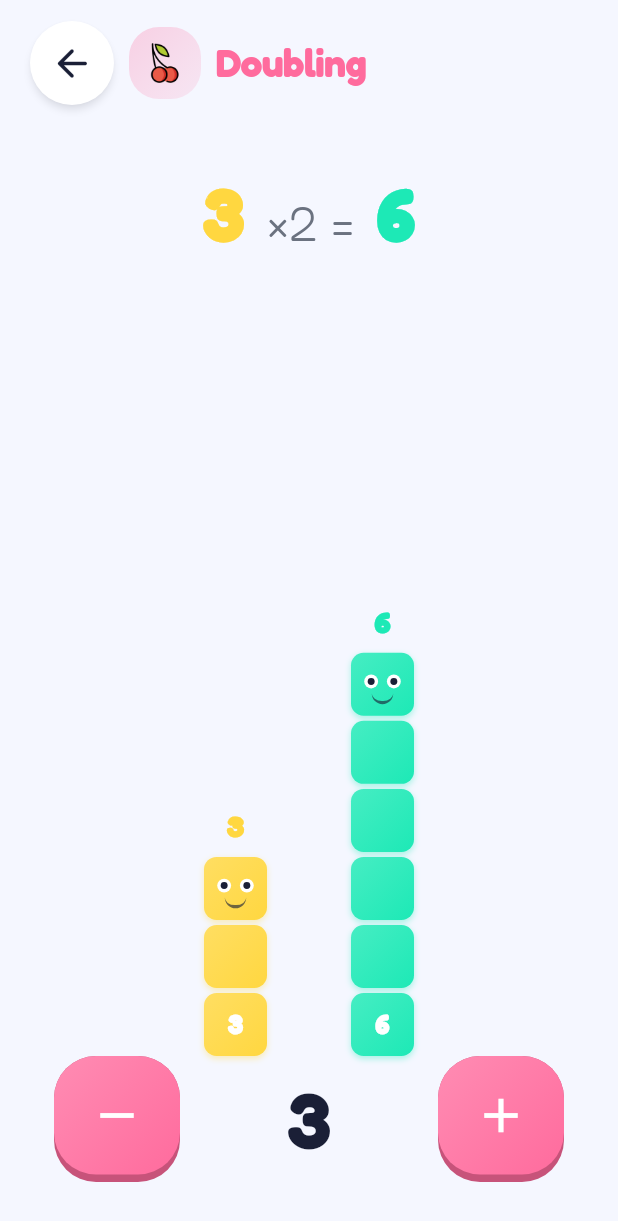
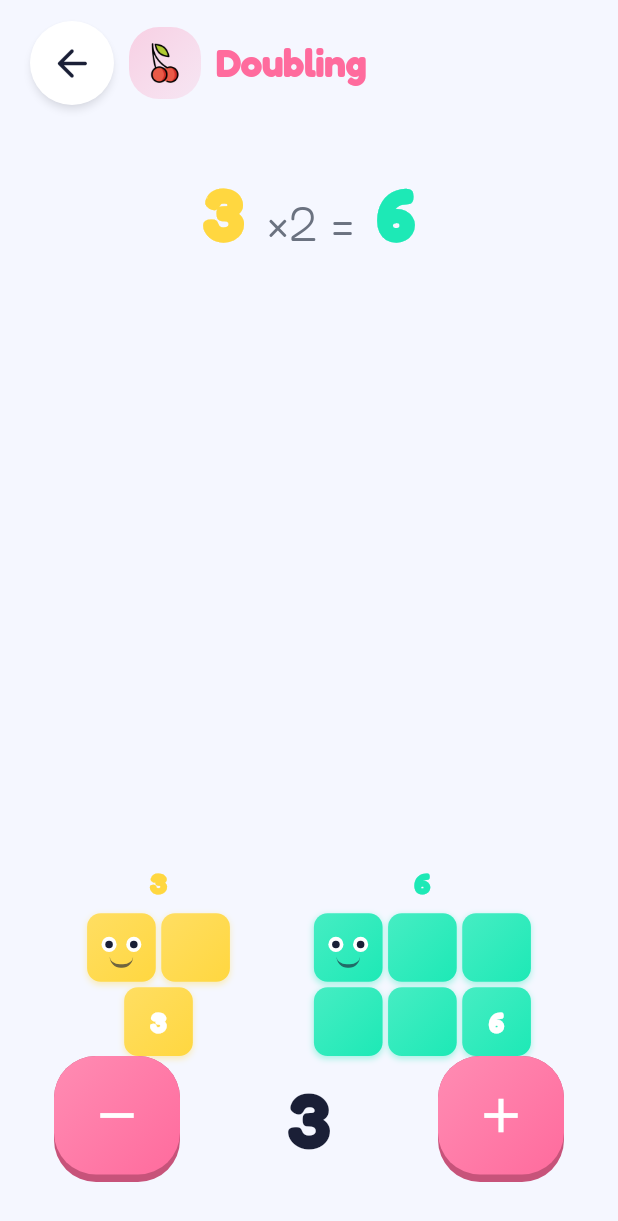
Before and after one commit to Panbaron1/Numberlandia, a Flutter app: the DoublingScreen screen opened directly, on a phone screen of 412 x 824 dp. Shown: the top 1221 px of the screen. Run offline on Flutter 3.47's test engine with Material 3 defaults, Android fonts, the phone set to English and light mode, and no system bars; our stand-ins replace audioplayers, shared_preferences; accounts and stored records are empty.

Commit message:
NumBlock: square-pack units instead of linear towers
Number characters now build as compact, near-square blocks like real
number characters: 4 = 2×2, 9 = 3×3, 6 = 2×3, 8 = 2×4. Composites form
clean rectangles (largest divisor ≤ √n); primes form a balanced ragged grid
(5 = 3+2, 7 = 3+3+1) with partial rows centred. Face on the top-left unit,
count on the bottom-right unit. Supports n ≤ 100, badge above.

Doubling: unit sizing now derives from the block's row/column count (was the
old linear height), so towers scale correctly and bigger.

flutter analyze clean; verified on BlueStacks (3→2+1, 6→2×3 rendered).

Co-Authored-By: Claude Opus 4.8 <noreply@anthropic.com>

```diff
--- a/lib/screens/doubling/doubling_screen.dart
+++ b/lib/screens/doubling/doubling_screen.dart
@@ -1,3 +1,4 @@
+import 'dart:math' as math;
 import 'package:flutter/material.dart';
 import '../../services/audio_service.dart';
 import '../../services/haptics_service.dart';
@@ -123,11 +124,15 @@ class _TowerView extends StatelessWidget {
     final c1 = NColors.numBlockColor(n);
     final c2 = NColors.numBlockColor(d);
 
-    // Dynamic unit size: fit both towers in available space
-    final screenH = MediaQuery.of(context).size.height;
-    final availH = screenH * 0.35;
-    // The doubled tower has d units. Unit = availH / d clamped nicely.
-    final unit = (availH / d).clamp(20.0, 42.0);
+    // Dynamic unit size: fit both square-packed blocks in the available space.
+    // Height is driven by the number of rows in the (taller) doubled block,
+    // and width by its widest row — clamp to whichever is tighter.
+    final size = MediaQuery.of(context).size;
+    final rows = NumBlock.rowsFor(d).length;
+    final cols = NumBlock.rowsFor(d).first;
+    final byHeight = (size.height * 0.42) / (rows + 0.6);
+    final byWidth = (size.width * 0.40) / (cols + 0.6);
+    final unit = math.min(byHeight, byWidth).clamp(20.0, 54.0).toDouble();
 
     return Row(
       mainAxisAlignment: MainAxisAlignment.center,
--- a/lib/widgets/num_block.dart
+++ b/lib/widgets/num_block.dart
@@ -1,19 +1,23 @@
+import 'dart:math' as math;
 import 'package:flutter/material.dart';
 import '../theme.dart';
 
-/// An original "number character" — a tower of N coloured unit squares
-/// with a friendly face on the top block (eyes + smile).
+/// An original "number character" — N unit squares packed into a compact,
+/// near-square block (like real number characters: 4 = 2×2, 9 = 3×3,
+/// 6 = 2×3, 8 = 2×4). Composite numbers form clean rectangles; primes form
+/// a balanced ragged grid (5 = 3+2, 7 = 3+3+1). The top-left unit wears a
+/// friendly face; the bottom-right unit shows the count.
 ///
 /// Each number 0–10 has its own pastel colour (see NColors.numBlock).
-/// Numbers 11–20 tile into two columns; > 20 shows a compact badge.
-/// Negative numbers show the character of abs(n) with a "−" badge.
+/// Zero is a hollow ring with a face. Negatives show abs(n) with a "−" badge.
+/// Values above 100 fall back to a compact numbered badge.
 ///
 /// Original design — not affiliated with or derived from any existing IP.
 class NumBlock extends StatelessWidget {
   final int value;
-  final double unit;     // size of one square, default 26
+  final double unit;     // size of one square
   final bool showSign;   // show "−" label for negatives
-  final bool face;       // draw eyes + smile on the top block
+  final bool face;       // draw a face on the top-left block
 
   const NumBlock({
     super.key,
@@ -23,21 +27,42 @@ class NumBlock extends StatelessWidget {
     this.face = true,
   });
 
+  /// Row lengths (top → bottom) that pack [n] into a near-square block.
+  static List<int> rowsFor(int n) {
+    if (n <= 1) return [n];
+    // Largest divisor <= sqrt(n) → clean rectangle for composites.
+    final root = math.sqrt(n).floor();
+    for (int d = root; d >= 2; d--) {
+      if (n % d == 0) {
+        final cols = n ~/ d;
+        return List.filled(d, cols); // d rows of `cols`
+      }
+    }
+    // Prime (or n with no small divisor): balanced ragged grid.
+    final cols = math.sqrt(n).ceil();
+    final out = <int>[];
+    int rem = n;
+    while (rem > 0) {
+      final len = rem >= cols ? cols : rem;
+      out.add(len);
+      rem -= len;
+    }
+    return out;
+  }
+
   @override
   Widget build(BuildContext context) {
     final abs = value.abs();
     final color = NColors.numBlockColor(abs);
     final isNeg = value < 0;
 
-    Widget tower;
+    Widget block;
     if (abs == 0) {
-      tower = _ZeroBlock(unit: unit, color: color, face: face);
-    } else if (abs <= 10) {
-      tower = _singleColumn(abs, color, faceOnTop: face);
-    } else if (abs <= 20) {
-      tower = _doubleColumn(abs, color);
+      block = _ZeroBlock(unit: unit, color: color, face: face);
+    } else if (abs <= 100) {
+      block = _grid(abs, color);
     } else {
-      tower = _badge(abs, color);
+      block = _badge(abs, color);
     }
 
     if (isNeg && showSign) {
@@ -50,51 +75,58 @@ class NumBlock extends StatelessWidget {
               color: color.withAlpha(40),
               borderRadius: BorderRadius.circular(6),
             ),
-            child: Text(
-              '−',
+            child: Text('−',
                 style: TextStyle(
                     fontSize: unit * 0.55,
                     fontWeight: FontWeight.w900,
                     color: color,
-                height: 1,
-              ),
-            ),
+                    height: 1)),
           ),
           const SizedBox(height: 3),
-          tower,
+          block,
         ],
       );
     }
-    return tower;
+    return block;
   }
 
-  Widget _singleColumn(int n, Color color, {required bool faceOnTop}) {
+  Widget _grid(int n, Color color) {
+    final rows = rowsFor(n);
+    final gap = unit * 0.08;
+    final maxCols = rows.reduce(math.max);
+    final fullWidth = maxCols * unit + (maxCols - 1) * gap;
+    // Index of the last cell (bottom-right) for the count label.
+    final lastRow = rows.length - 1;
+    final lastCol = rows[lastRow] - 1;
+
     return Column(
       mainAxisSize: MainAxisSize.min,
       children: [
-        for (int i = 0; i < n; i++) ...[
-          if (i > 0) SizedBox(height: unit * 0.08),
+        for (int r = 0; r < rows.length; r++) ...[
+          if (r > 0) SizedBox(height: gap),
+          // Centre partial rows under the full-width rows.
+          SizedBox(
+            width: fullWidth,
+            child: Row(
+              mainAxisAlignment: MainAxisAlignment.center,
+              children: [
+                for (int c = 0; c < rows[r]; c++) ...[
+                  if (c > 0) SizedBox(width: gap),
                   _Square(
                     size: unit,
                     color: color,
-            // top block (i == 0) carries the face; bottom carries the count
-            face: faceOnTop && i == 0,
-            label: i == n - 1 ? '$n' : null,
+                    face: face && r == 0 && c == 0,
+                    // Count on the bottom-right block (unless it's the face
+                    // block, e.g. n == 1).
+                    label: (r == lastRow && c == lastCol && !(r == 0 && c == 0))
+                        ? '$n'
+                        : null,
                   ),
                 ],
               ],
-    );
-  }
-
-  Widget _doubleColumn(int n, Color color) {
-    final right = n - 10;
-    return Row(
-      mainAxisSize: MainAxisSize.min,
-      crossAxisAlignment: CrossAxisAlignment.end,
-      children: [
-        _singleColumn(10, color, faceOnTop: face),
-        SizedBox(width: unit * 0.1),
-        _singleColumn(right, color, faceOnTop: false),
+            ),
+          ),
+        ],
       ],
     );
   }
@@ -107,14 +139,11 @@ class NumBlock extends StatelessWidget {
         borderRadius: BorderRadius.circular(Radii.sm),
         border: Border.all(color: color, width: 2),
       ),
-      child: Text(
-        '$n',
+      child: Text('$n',
           style: TextStyle(
               fontSize: unit * 0.65,
               fontWeight: FontWeight.w900,
-          color: color,
-        ),
-      ),
+              color: color)),
     );
   }
 }
@@ -124,8 +153,8 @@ class NumBlock extends StatelessWidget {
 class _Square extends StatelessWidget {
   final double size;
   final Color color;
-  final String? label; // count, shown in the bottom square
-  final bool face;     // eyes + smile, shown on the top square
+  final String? label; // count, shown on the bottom-right square
+  final bool face;     // eyes + smile, shown on the top-left square
 
   const _Square({
     required this.size,
@@ -143,10 +172,7 @@ class _Square extends StatelessWidget {
         gradient: LinearGradient(
           begin: Alignment.topLeft,
           end: Alignment.bottomRight,
-          colors: [
-            Color.lerp(color, Colors.white, 0.18)!,
-            color,
-          ],
+          colors: [Color.lerp(color, Colors.white, 0.18)!, color],
         ),
         borderRadius: BorderRadius.circular(size * 0.2),
         boxShadow: [
@@ -161,16 +187,12 @@ class _Square extends StatelessWidget {
           ? _Face(size: size)
           : (label != null
               ? Center(
-                  child: Text(
-                    label!,
+                  child: Text(label!,
                       style: TextStyle(
                           fontSize: size * 0.42,
                           fontWeight: FontWeight.w900,
                           color: Colors.white,
-                      height: 1,
-                    ),
-                  ),
-                )
+                          height: 1)))
               : null),
     );
   }
@@ -186,7 +208,7 @@ class _Face extends StatelessWidget {
     final eye = size * 0.22;
     final pupil = eye * 0.5;
     return Padding(
-      padding: EdgeInsets.only(top: size * 0.16),
+      padding: EdgeInsets.only(top: size * 0.14),
       child: Column(
         mainAxisAlignment: MainAxisAlignment.center,
         children: [
@@ -198,21 +220,17 @@ class _Face extends StatelessWidget {
               _Eye(eye: eye, pupil: pupil),
             ],
           ),
-          SizedBox(height: size * 0.08),
-          // Smile
+          SizedBox(height: size * 0.07),
           Container(
             width: size * 0.34,
-            height: size * 0.17,
+            height: size * 0.16,
             decoration: BoxDecoration(
               border: Border(
                 bottom: BorderSide(
-                  color: NColors.ink.withAlpha(160),
-                  width: size * 0.05,
+                    color: NColors.ink.withAlpha(160), width: size * 0.05),
               ),
-              ),
-              borderRadius: BorderRadius.vertical(
-                bottom: Radius.circular(size * 0.2),
-              ),
+              borderRadius:
+                  BorderRadius.vertical(bottom: Radius.circular(size * 0.2)),
             ),
           ),
         ],
@@ -232,24 +250,20 @@ class _Eye extends StatelessWidget {
       width: eye,
       height: eye,
       decoration: const BoxDecoration(
-        color: Colors.white,
-        shape: BoxShape.circle,
-      ),
+          color: Colors.white, shape: BoxShape.circle),
       child: Center(
         child: Container(
           width: pupil,
           height: pupil,
           decoration: const BoxDecoration(
-            color: NColors.ink,
-            shape: BoxShape.circle,
-          ),
+              color: NColors.ink, shape: BoxShape.circle),
         ),
       ),
     );
   }
 }
 
-/// Zero is special — a hollow ring with a face, not a tower.
+/// Zero is special — a hollow ring with a face, not a block.
 class _ZeroBlock extends StatelessWidget {
   final double unit;
   final Color color;
@@ -274,16 +288,14 @@ class _ZeroBlock extends StatelessWidget {
                   style: TextStyle(
                       fontSize: unit * 0.5,
                       fontWeight: FontWeight.w900,
-                      color: color)),
-            ),
+                      color: color))),
     );
   }
 }
 
 // ─────────────────────────────────────────────────────────────────────────────
 
-/// A NumBlock that bounces in when it first appears, and re-bounces
-/// whenever its [value] changes. Wraps NumBlock with a spring scale.
+/// A NumBlock that springs in on appear and re-bounces when its value changes.
 class BouncyNumBlock extends StatefulWidget {
   final int value;
   final double unit;
@@ -330,9 +342,8 @@ class _BouncyNumBlockState extends State<BouncyNumBlock>
   @override
   Widget build(BuildContext context) {
     return ScaleTransition(
-      scale: Tween(begin: 0.7, end: 1.0).animate(
-        CurvedAnimation(parent: _c, curve: Curves.elasticOut),
-      ),
+      scale: Tween(begin: 0.7, end: 1.0)
+          .animate(CurvedAnimation(parent: _c, curve: Curves.elasticOut)),
       child: NumBlock(
         value: widget.value,
         unit: widget.unit,
```
Lines whose indentation alone changed are shown as unchanged.
